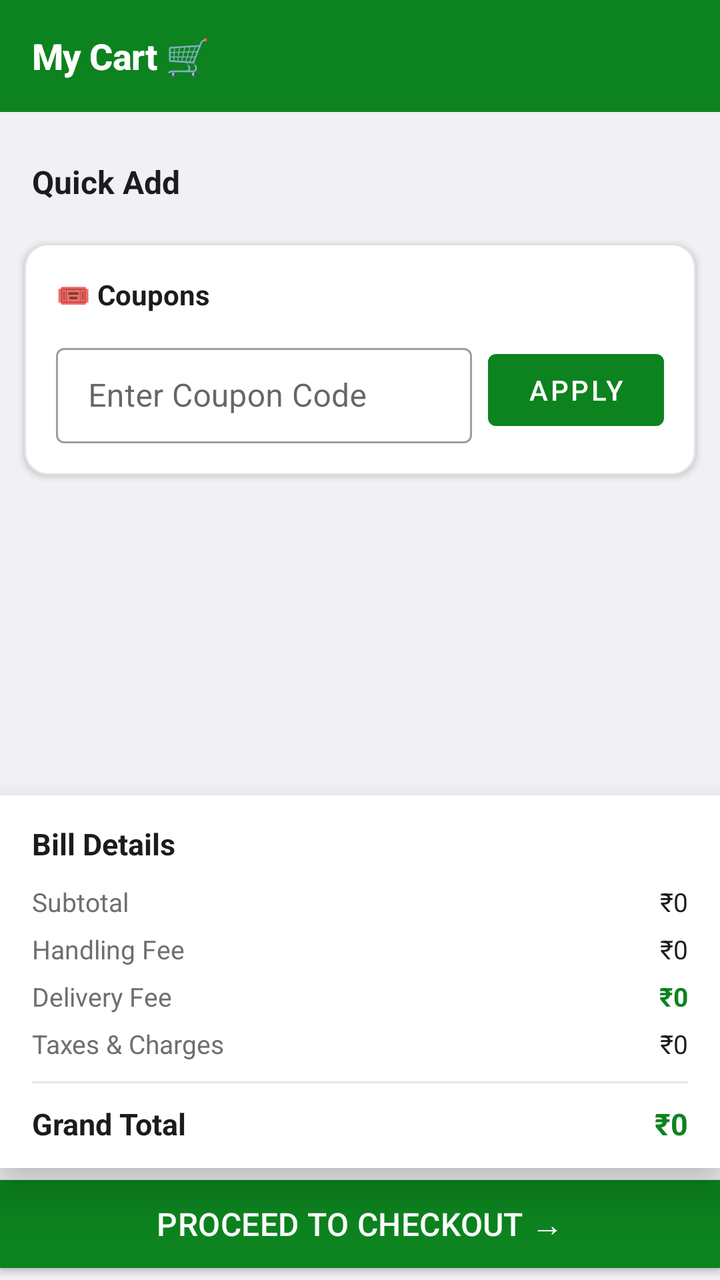
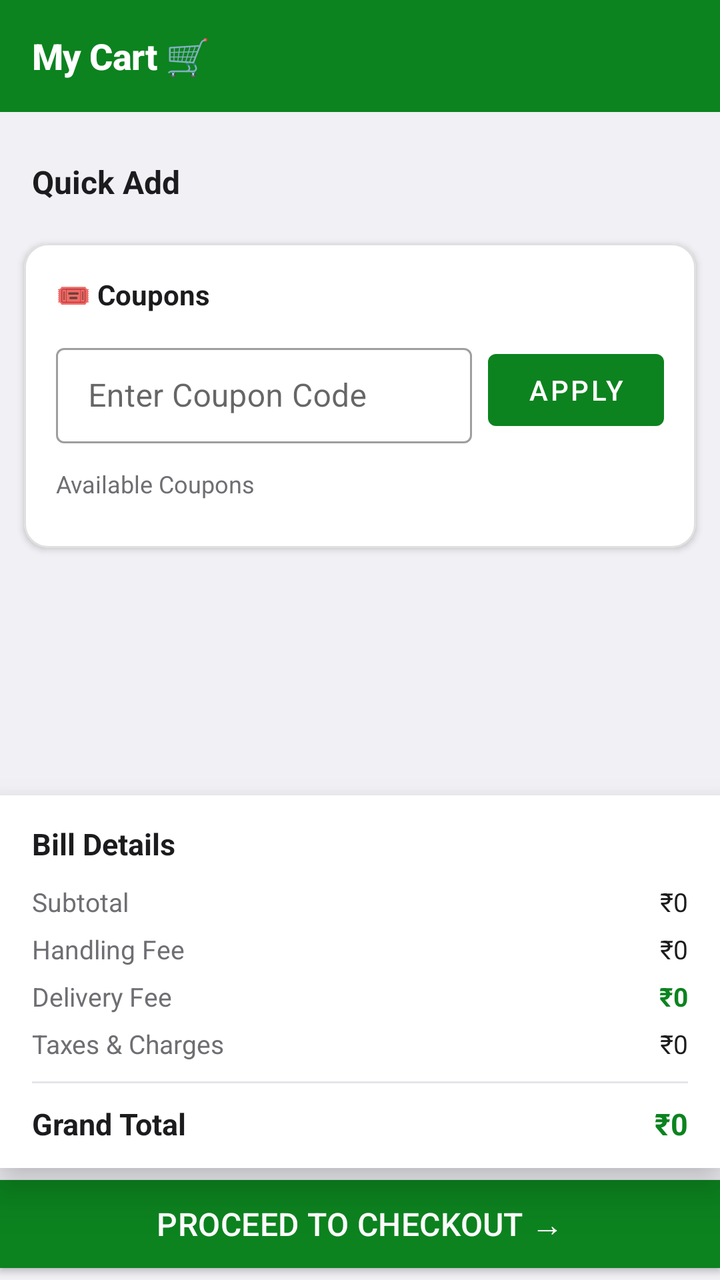

Compare the two renders of this Android layout. The source of the first and the diff that turns it into the second are given below.
<!-- AndroidManifest.xml: application theme Theme.MyApplication.NoActionBar -->
<!-- res/layout/activity_cart.xml -->
<?xml version="1.0" encoding="utf-8"?>
<androidx.constraintlayout.widget.ConstraintLayout
    xmlns:android="http://schemas.android.com/apk/res/android"
    xmlns:app="http://schemas.android.com/apk/res-auto"
    android:layout_width="match_parent"
    android:layout_height="match_parent"
    android:background="@color/screenBackground">

    
    <androidx.appcompat.widget.Toolbar
        android:id="@+id/toolbar"
        android:layout_width="0dp"
        android:layout_height="?attr/actionBarSize"
        android:background="@color/colorPrimary"
        android:elevation="0dp"
        app:title="My Cart 🛒"
        app:titleTextColor="@color/white"
        app:titleTextAppearance="@style/ToolbarTitle"
        app:layout_constraintTop_toTopOf="parent"
        app:layout_constraintStart_toStartOf="parent"
        app:layout_constraintEnd_toEndOf="parent" />

    
    <LinearLayout
        android:id="@+id/tvEmptyCart"
        android:layout_width="wrap_content"
        android:layout_height="wrap_content"
        android:orientation="vertical"
        android:gravity="center"
        android:visibility="gone"
        app:layout_constraintTop_toTopOf="parent"
        app:layout_constraintBottom_toBottomOf="parent"
        app:layout_constraintStart_toStartOf="parent"
        app:layout_constraintEnd_toEndOf="parent">

        <TextView
            android:layout_width="wrap_content"
            android:layout_height="wrap_content"
            android:text="🛒"
            android:textSize="56sp"
            android:gravity="center" />

        <TextView
            android:layout_width="wrap_content"
            android:layout_height="wrap_content"
            android:text="Your cart is empty!"
            android:textSize="20sp"
            android:textStyle="bold"
            android:textColor="@color/textPrimary"
            android:layout_marginTop="12dp" />

        <TextView
            android:layout_width="wrap_content"
            android:layout_height="wrap_content"
            android:text="Add items from the home screen"
            android:textSize="14sp"
            android:textColor="@color/textSecondary"
            android:layout_marginTop="6dp" />

    </LinearLayout>

    
    <androidx.core.widget.NestedScrollView
        android:id="@+id/scrollView"
        android:layout_width="0dp"
        android:layout_height="0dp"
        android:clipToPadding="false"
        android:paddingBottom="16dp"
        app:layout_constraintTop_toBottomOf="@id/toolbar"
        app:layout_constraintBottom_toTopOf="@id/cardTotal"
        app:layout_constraintStart_toStartOf="parent"
        app:layout_constraintEnd_toEndOf="parent">

        <LinearLayout
            android:layout_width="match_parent"
            android:layout_height="wrap_content"
            android:orientation="vertical">

            
            <androidx.recyclerview.widget.RecyclerView
                android:id="@+id/rvCart"
                android:layout_width="match_parent"
                android:layout_height="wrap_content"
                android:layout_marginTop="8dp"
                android:nestedScrollingEnabled="false" />

            
            <TextView
                android:layout_width="wrap_content"
                android:layout_height="wrap_content"
                android:text="Quick Add"
                android:textStyle="bold"
                android:textColor="@color/textPrimary"
                android:textSize="16sp"
                android:layout_marginStart="16dp"
                android:layout_marginTop="16dp"
                android:layout_marginBottom="8dp" />

            <androidx.recyclerview.widget.RecyclerView
                android:id="@+id/rvQuickAdd"
                android:layout_width="match_parent"
                android:layout_height="wrap_content"
                android:clipToPadding="false"
                android:paddingStart="12dp"
                android:paddingEnd="12dp"
                android:nestedScrollingEnabled="false"
                android:orientation="horizontal"
                app:layoutManager="androidx.recyclerview.widget.LinearLayoutManager" />

            
            <com.google.android.material.card.MaterialCardView
                android:layout_width="match_parent"
                android:layout_height="wrap_content"
                android:layout_margin="12dp"
                app:cardCornerRadius="12dp"
                app:cardElevation="2dp"
                app:strokeWidth="1dp"
                app:strokeColor="#E0E0E0">

                <LinearLayout
                    android:layout_width="match_parent"
                    android:layout_height="wrap_content"
                    android:orientation="vertical"
                    android:padding="16dp">

                    <TextView
                        android:layout_width="wrap_content"
                        android:layout_height="wrap_content"
                        android:text="🎟️ Coupons"
                        android:textStyle="bold"
                        android:textColor="@color/textPrimary"
                        android:textSize="14sp"
                        android:layout_marginBottom="12dp" />

                    <LinearLayout
                        android:layout_width="match_parent"
                        android:layout_height="wrap_content"
                        android:orientation="horizontal">

                        <com.google.android.material.textfield.TextInputLayout
                            android:layout_width="0dp"
                            android:layout_height="wrap_content"
                            android:layout_weight="1"
                            android:hint="Enter Coupon Code"
                            style="@style/Widget.MaterialComponents.TextInputLayout.OutlinedBox.Dense">

                            <com.google.android.material.textfield.TextInputEditText
                                android:id="@+id/etCouponCode"
                                android:layout_width="match_parent"
                                android:layout_height="wrap_content"
                                android:inputType="textCapCharacters"
                                android:maxLines="1" />
                        </com.google.android.material.textfield.TextInputLayout>

                        <com.google.android.material.button.MaterialButton
                            android:id="@+id/btnApplyCoupon"
                            android:layout_width="wrap_content"
                            android:layout_height="wrap_content"
                            android:text="Apply"
                            android:layout_marginStart="8dp"
                            android:layout_gravity="center_vertical" />
                    </LinearLayout>
                </LinearLayout>
            </com.google.android.material.card.MaterialCardView>


        </LinearLayout>
    </androidx.core.widget.NestedScrollView>

    
    <com.google.android.material.card.MaterialCardView
        android:id="@+id/cardTotal"
        android:layout_width="0dp"
        android:layout_height="wrap_content"
        app:cardElevation="12dp"
        app:cardCornerRadius="0dp"
        app:cardBackgroundColor="@color/cardBackground"
        app:layout_constraintBottom_toTopOf="@id/btnProceedCheckout"
        app:layout_constraintStart_toStartOf="parent"
        app:layout_constraintEnd_toEndOf="parent">

        <LinearLayout
            android:layout_width="match_parent"
            android:layout_height="wrap_content"
            android:orientation="vertical"
            android:paddingStart="16dp"
            android:paddingEnd="16dp"
            android:paddingTop="14dp"
            android:paddingBottom="12dp">

            <TextView
                android:layout_width="wrap_content"
                android:layout_height="wrap_content"
                android:text="Bill Details"
                android:textSize="15sp"
                android:textStyle="bold"
                android:textColor="@color/textPrimary"
                android:layout_marginBottom="10dp" />

            
            <LinearLayout
                android:layout_width="match_parent"
                android:layout_height="wrap_content"
                android:orientation="horizontal"
                android:layout_marginBottom="6dp">
                <TextView
                    android:layout_width="0dp"
                    android:layout_height="wrap_content"
                    android:layout_weight="1"
                    android:text="Subtotal"
                    android:textSize="13sp"
                    android:textColor="@color/textSecondary" />
                <TextView
                    android:id="@+id/tvSubtotal"
                    android:layout_width="wrap_content"
                    android:layout_height="wrap_content"
                    android:text="₹0"
                    android:textSize="13sp"
                    android:textColor="@color/textPrimary" />
            </LinearLayout>

            
            <LinearLayout
                android:layout_width="match_parent"
                android:layout_height="wrap_content"
                android:orientation="horizontal"
                android:layout_marginBottom="6dp">
                <TextView
                    android:layout_width="0dp"
                    android:layout_height="wrap_content"
                    android:layout_weight="1"
                    android:text="Handling Fee"
                    android:textSize="13sp"
                    android:textColor="@color/textSecondary" />
                <TextView
                    android:id="@+id/tvPlatformFee"
                    android:layout_width="wrap_content"
                    android:layout_height="wrap_content"
                    android:text="₹0"
                    android:textSize="13sp"
                    android:textColor="@color/textPrimary" />
            </LinearLayout>

            
            <LinearLayout
                android:layout_width="match_parent"
                android:layout_height="wrap_content"
                android:orientation="horizontal"
                android:layout_marginBottom="6dp">
                <TextView
                    android:layout_width="0dp"
                    android:layout_height="wrap_content"
                    android:layout_weight="1"
                    android:text="Delivery Fee"
                    android:textSize="13sp"
                    android:textColor="@color/textSecondary" />
                <TextView
                    android:id="@+id/tvDeliveryFee"
                    android:layout_width="wrap_content"
                    android:layout_height="wrap_content"
                    android:text="₹0"
                    android:textSize="13sp"
                    android:textColor="@color/colorPrimary"
                    android:textStyle="bold" />
            </LinearLayout>

            
            <LinearLayout
                android:layout_width="match_parent"
                android:layout_height="wrap_content"
                android:orientation="horizontal"
                android:layout_marginBottom="10dp">
                <TextView
                    android:layout_width="0dp"
                    android:layout_height="wrap_content"
                    android:layout_weight="1"
                    android:text="Taxes &amp; Charges"
                    android:textSize="13sp"
                    android:textColor="@color/textSecondary" />
                <TextView
                    android:id="@+id/tvTax"
                    android:layout_width="wrap_content"
                    android:layout_height="wrap_content"
                    android:text="₹0"
                    android:textSize="13sp"
                    android:textColor="@color/textPrimary" />
            </LinearLayout>

            
            <LinearLayout
                android:id="@+id/layoutDiscount"
                android:layout_width="match_parent"
                android:layout_height="wrap_content"
                android:orientation="horizontal"
                android:layout_marginBottom="10dp"
                android:visibility="gone">
                <TextView
                    android:layout_width="0dp"
                    android:layout_height="wrap_content"
                    android:layout_weight="1"
                    android:text="Coupon Discount"
                    android:textSize="13sp"
                    android:textColor="#2DC56D" />
                <TextView
                    android:id="@+id/tvDiscount"
                    android:layout_width="wrap_content"
                    android:layout_height="wrap_content"
                    android:text="-₹0"
                    android:textSize="13sp"
                    android:textColor="#2DC56D" />
            </LinearLayout>

            
            <View
                android:layout_width="match_parent"
                android:layout_height="1dp"
                android:background="@color/divider"
                android:layout_marginBottom="10dp" />

            
            <LinearLayout
                android:layout_width="match_parent"
                android:layout_height="wrap_content"
                android:orientation="horizontal">
                <TextView
                    android:layout_width="0dp"
                    android:layout_height="wrap_content"
                    android:layout_weight="1"
                    android:text="Grand Total"
                    android:textStyle="bold"
                    android:textSize="15sp"
                    android:textColor="@color/textPrimary" />
                <TextView
                    android:id="@+id/tvGrandTotal"
                    android:layout_width="wrap_content"
                    android:layout_height="wrap_content"
                    android:text="₹0"
                    android:textStyle="bold"
                    android:textSize="15sp"
                    android:textColor="@color/colorPrimary" />
            </LinearLayout>

        </LinearLayout>
    </com.google.android.material.card.MaterialCardView>

    
    <com.google.android.material.button.MaterialButton
        android:id="@+id/btnProceedCheckout"
        style="@style/GreenButton"
        android:layout_width="0dp"
        android:layout_height="56dp"
        android:text="Proceed to Checkout →"
        android:textSize="16sp"
        android:letterSpacing="0.01"
        app:cornerRadius="0dp"
        app:layout_constraintBottom_toBottomOf="parent"
        app:layout_constraintStart_toStartOf="parent"
        app:layout_constraintEnd_toEndOf="parent" />

</androidx.constraintlayout.widget.ConstraintLayout>
<!-- resources referenced by this layout -->
<resources>
  <color name="cardBackground">#FFFFFF</color>
  <color name="colorPrimary">#0C831F</color>
  <color name="divider">#E5E5EA</color>
  <color name="screenBackground">#F0F0F5</color>
  <color name="textPrimary">#1C1C1E</color>
  <color name="textSecondary">#6E6E73</color>
  <color name="white">#FFFFFF</color>
  <style name="GreenButton" parent="Widget.MaterialComponents.Button">
          <item name="backgroundTint">@color/colorPrimary</item>
          <item name="android:textColor">@color/white</item>
          <item name="cornerRadius">12dp</item>
          <item name="android:letterSpacing">0.01</item>
      </style>
  <style name="ToolbarTitle" parent="TextAppearance.Widget.AppCompat.Toolbar.Title">
          <item name="android:textSize">18sp</item>
          <item name="android:textStyle">bold</item>
          <item name="android:letterSpacing">-0.01</item>
          <item name="android:textColor">@color/white</item>
      </style>
  <style name="Theme.MyApplication.NoActionBar" parent="Theme.MaterialComponents.DayNight.NoActionBar">
          <item name="colorPrimary">@color/colorPrimary</item>
          <item name="colorPrimaryDark">@color/colorPrimaryDark</item>
          <item name="colorAccent">@color/colorAccent</item>
          <item name="android:windowBackground">@color/screenBackground</item>
      </style>
  <color name="colorPrimaryDark">#096517</color>
  <color name="colorAccent">#F8C51B</color>
</resources>

<!-- the commit's change to res/layout/activity_cart.xml (unified diff, before → after) -->
@@ -160,6 +160,23 @@
                             android:layout_marginStart="8dp"
                             android:layout_gravity="center_vertical" />
                     </LinearLayout>
+
+                    <TextView
+                        android:layout_width="wrap_content"
+                        android:layout_height="wrap_content"
+                        android:text="Available Coupons"
+                        android:textSize="12sp"
+                        android:textColor="@color/textSecondary"
+                        android:layout_marginTop="12dp"
+                        android:layout_marginBottom="8dp" />
+
+                    <androidx.recyclerview.widget.RecyclerView
+                        android:id="@+id/rvAvailableCoupons"
+                        android:layout_width="match_parent"
+                        android:layout_height="wrap_content"
+                        android:orientation="horizontal"
+                        app:layoutManager="androidx.recyclerview.widget.LinearLayoutManager" />
+
                 </LinearLayout>
             </com.google.android.material.card.MaterialCardView>
 
